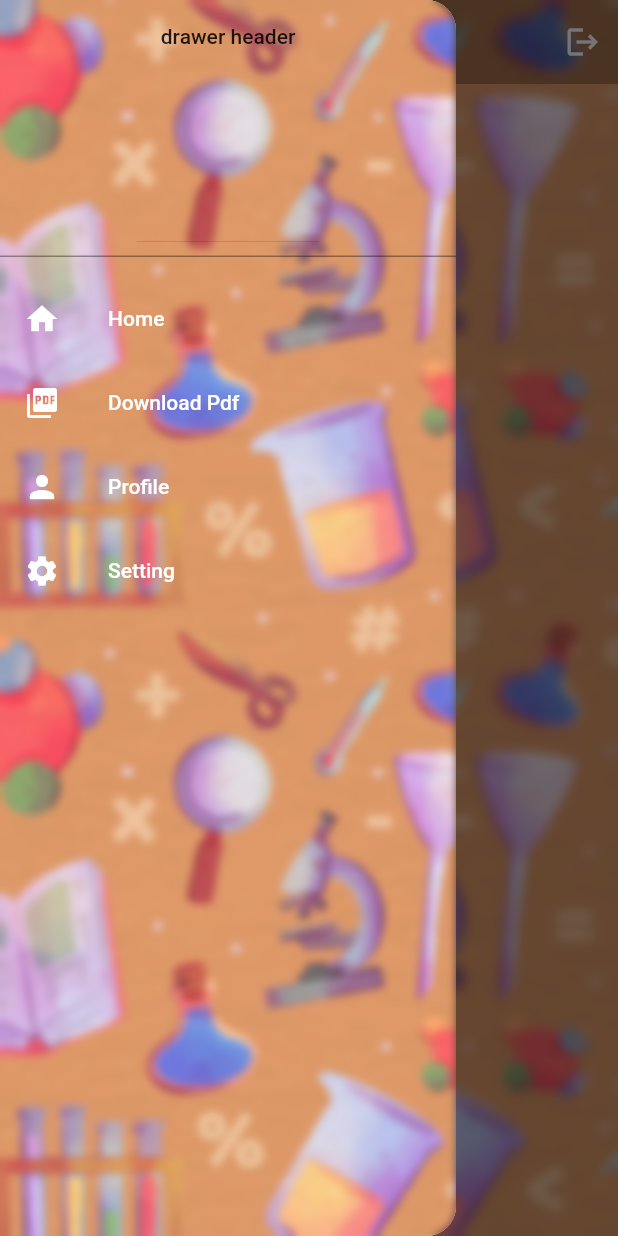
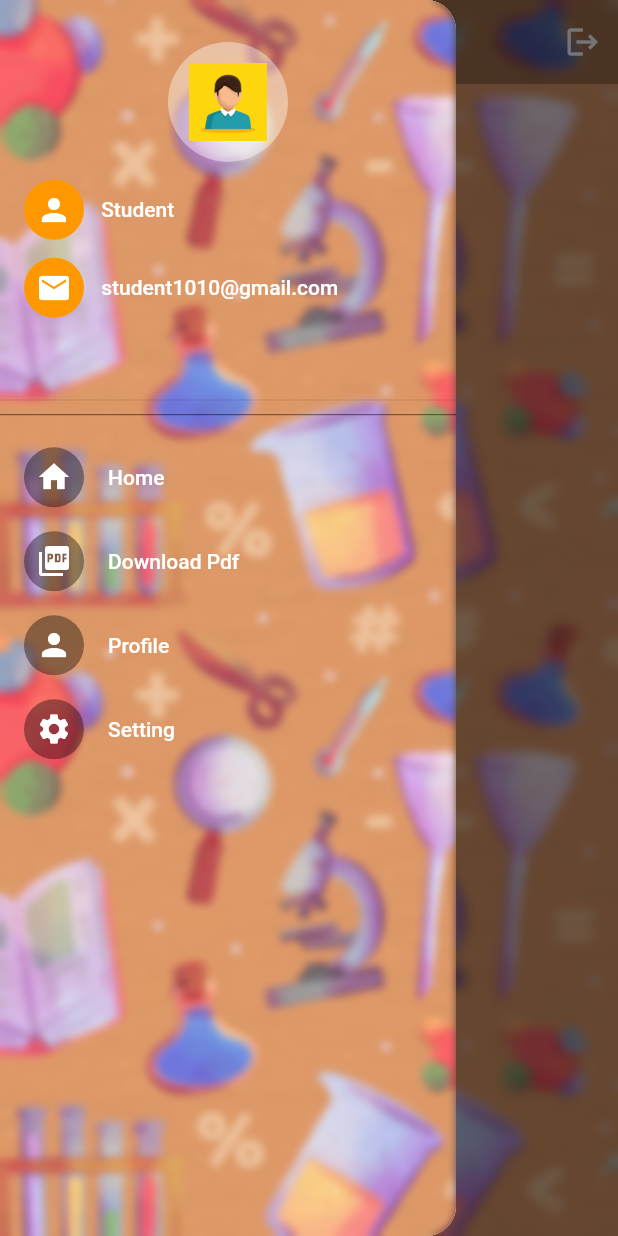
Before and after one commit to Ebrahim683/Infinity-Learning-Zone, a Flutter app: the BasePage screen opened directly, with the side drawer open, on a phone screen of 412 x 824 dp. Run offline on Flutter 3.47's test engine with Material 2 defaults, Android fonts, the light colour scheme and no system bars; our stand-ins replace connectivity, dio, flutter_phosphor_icons, flutter_screenutil, freezed_annotation, get and 4 more; missing offline and left inert: flutter_animated_icons, glassmorphism_widgets; accounts and stored records are empty.

Commit message:
drawer header

```diff
--- a/lib/controllers/download/download_controller.dart
+++ b/lib/controllers/download/download_controller.dart
@@ -25,7 +25,7 @@ class DownloadController extends GetxController {
     String fullPath = '$path$fileName-$milisecond$endPoint';
 
     try {
-      await dio.download(
+           await dio.download(
         url,
         fullPath,
         onReceiveProgress: (count, total) {
--- /dev/null
+++ b/lib/data/model/user/user_model.dart
@@ -0,0 +1,16 @@
+import 'package:freezed_annotation/freezed_annotation.dart';
+
+part 'user_model.g.dart';
+part 'user_model.freezed.dart';
+
+@Freezed()
+class UserModel with _$UserModel {
+  const factory UserModel({
+    @JsonKey(name: 'id') String? id,
+    @JsonKey(name: 'userName') String? userName,
+    @JsonKey(name: 'email') String? email,
+    @JsonKey(name: 'profilePic') String? profilePic,
+  }) = _UserModel;
+  factory UserModel.fromJson(Map<String, dynamic> json) =>
+      _$UserModelFromJson(json);
+}
--- a/lib/pages/basepage/base_page.dart
+++ b/lib/pages/basepage/base_page.dart
@@ -5,6 +5,7 @@ import 'package:flutter/material.dart';
 import 'package:flutter_screenutil/flutter_screenutil.dart';
 import 'package:get/get.dart';
 import 'package:glassmorphism_widgets/glassmorphism_widgets.dart';
+import 'package:infinity_learning_zone/data/model/user/user_model.dart';
 import 'package:infinity_learning_zone/pages/auth/login_page.dart';
 import 'package:infinity_learning_zone/pages/home/home_page.dart';
 import 'package:infinity_learning_zone/pages/pdf/pdf_page.dart';
@@ -12,6 +13,7 @@ import 'package:infinity_learning_zone/pages/profile/profile_page.dart';
 import 'package:infinity_learning_zone/pages/settingpage/setting_page.dart';
 import 'package:infinity_learning_zone/storage/get_storage_manager.dart';
 import 'package:infinity_learning_zone/util/connectivity_check.dart';
+import 'package:infinity_learning_zone/widget/drawer_header_widget.dart';
 import 'package:lottie/lottie.dart';
 
 class BasePage extends StatefulWidget {
@@ -78,7 +80,6 @@ class _BasePageState extends State<BasePage> {
         bottomRight: Radius.circular(20),
       ),
       child: Drawer(
-        child: SingleChildScrollView(
         child: Container(
           height: Get.height,
           decoration: const BoxDecoration(
@@ -89,39 +90,33 @@ class _BasePageState extends State<BasePage> {
             child: Column(
               mainAxisSize: MainAxisSize.max,
               children: [
-                  DrawerHeader(
-                    child: Column(
-                      children: const [
-                        Text('drawer header'),
-                      ],
+                SizedBox(
+                  height: Get.height / 3,
+                  child: const DrawerHeader(
+                    child: DrawerHeaderWidget(
+                      userModel: UserModel(
+                          id: '1',
+                          userName: 'Student',
+                          email: 'student1010@gmail.com',
+                          profilePic: 'images/avatar.jpg'),
+                    ),
                   ),
                 ),
                 Divider(height: 3.h, color: Colors.black54),
                 SizedBox(height: 10.h),
                 //widget item
+                SingleChildScrollView(
+                  physics: const BouncingScrollPhysics(),
+                  child: Column(
+                    children: [
                       navList('Home', Icons.home, 0),
                       navList('Download Pdf', Icons.picture_as_pdf, 1),
                       navList('Profile', Icons.person, 2),
                       navList('Setting', Icons.settings, 3),
-                  //comunication item
-                  // SizedBox(height: 5.h),
-                  // Row(
-                  //   mainAxisAlignment: MainAxisAlignment.spaceBetween,
-                  //   children: [
-                  //     Text(
-                  //       'Contact Us',
-                  //       style: TextStyle(color: Colors.black54),
-                  //     ),
-                  //   ],
-                  // ),
-                  // Divider(height: 3.h, color: Colors.black54),
-                  // SizedBox(height: 5.h),
-
-                  // navList('Home', '', Icons.home, 0),
-                  // navList('Profile', '', Icons.person, 1),
-                  // navList('Setting', '', Icons.settings, 2),
                     ],
                   ),
+                ),
+              ],
             ),
           ),
         ),
@@ -141,9 +136,12 @@ class _BasePageState extends State<BasePage> {
           title,
           style: const TextStyle(color: Colors.white),
         ),
-        leading: Icon(
+        leading: CircleAvatar(
+          backgroundColor: Colors.black38,
+          child: Icon(
             leading,
             color: Colors.white,
+          ),
         ),
         onTap: (() {
           setState(() {
--- /dev/null
+++ b/lib/util/notification_service.dart
@@ -0,0 +1 @@
+class NotificationService {}
--- /dev/null
+++ b/lib/widget/drawer_header_widget.dart
@@ -0,0 +1,70 @@
+import 'package:flutter/material.dart';
+import 'package:flutter_screenutil/flutter_screenutil.dart';
+import 'package:infinity_learning_zone/data/model/user/user_model.dart';
+
+class DrawerHeaderWidget extends StatelessWidget {
+  final UserModel userModel;
+  const DrawerHeaderWidget({super.key, required this.userModel});
+
+  @override
+  Widget build(BuildContext context) {
+    return Container(
+      color: Colors.white.withAlpha(0),
+      child: SingleChildScrollView(
+        child: Column(
+          children: [
+            SizedBox(height: 10.h),
+            Align(
+              alignment: Alignment.center,
+              child: CircleAvatar(
+                radius: 40,
+                backgroundColor: Colors.white.withOpacity(0.4),
+                child: Image.asset(
+                  userModel.profilePic.toString(),
+                  height: 45.h,
+                  width: 45.w,
+                ),
+              ),
+            ),
+            SizedBox(height: 10.h),
+            Row(
+              mainAxisAlignment: MainAxisAlignment.start,
+              children: [
+                const CircleAvatar(
+                  backgroundColor: Colors.orange,
+                  child: Icon(
+                    Icons.person,
+                    color: Colors.white,
+                  ),
+                ),
+                SizedBox(width: 10.w),
+                Text(
+                  userModel.userName.toString(),
+                  style: TextStyle(color: Colors.white),
+                ),
+              ],
+            ),
+            SizedBox(height: 10.h),
+            Row(
+              mainAxisAlignment: MainAxisAlignment.start,
+              children: [
+                const CircleAvatar(
+                  backgroundColor: Colors.orange,
+                  child: Icon(
+                    Icons.email,
+                    color: Colors.white,
+                  ),
+                ),
+                SizedBox(width: 10.w),
+                Text(
+                  userModel.email.toString(),
+                  style: TextStyle(color: Colors.white),
+                ),
+              ],
+            ),
+          ],
+        ),
+      ),
+    );
+  }
+}
--- a/pubspec.yaml
+++ b/pubspec.yaml
@@ -44,6 +44,10 @@ dependencies:
   json_serializable: ^6.5.4
   # icon
   flutter_phosphor_icons: ^0.0.1+6
+  # notification
+  flutter_local_notifications: ^13.0.0
+
+
 
 dev_dependencies:
   flutter_test:
```
Also changed, not shown: lib/data/model/user/user_model.freezed.dart (added), lib/data/model/user/user_model.g.dart (added), pubspec.lock, 3 other files. Lines whose indentation alone changed are shown as unchanged.
